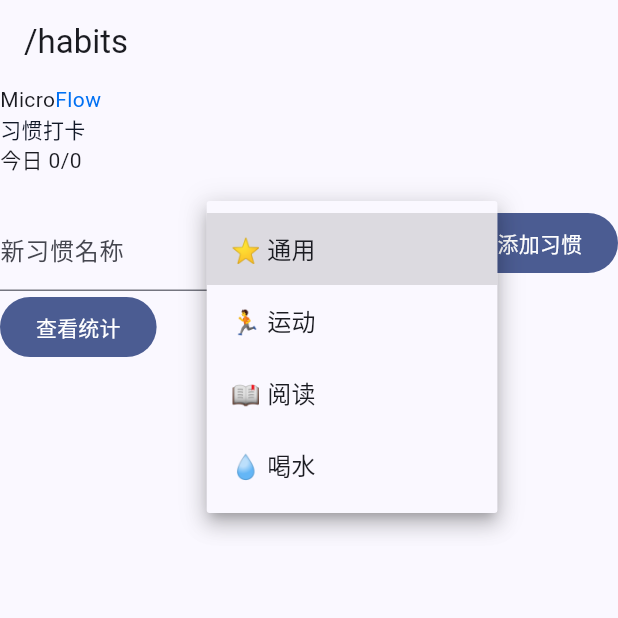
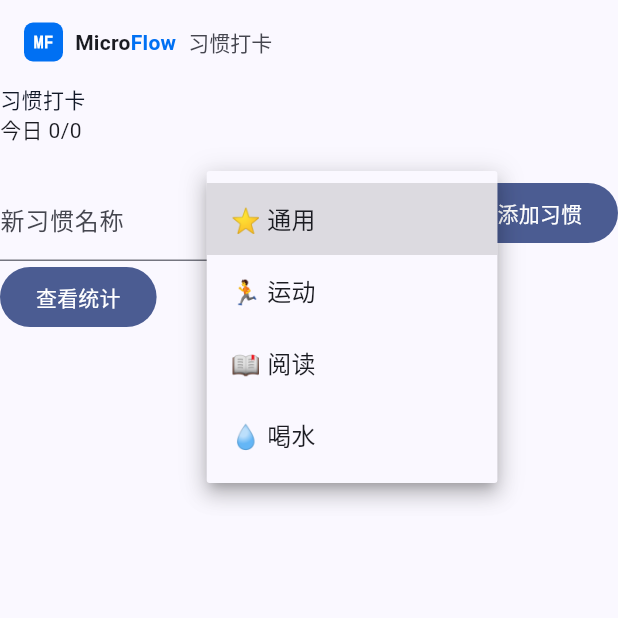
Before and after one commit to zhaoxuan-inside/MicroFlow, a Flutter app: the screen it shows after launch, after a tap on "图标", on a phone screen of 412 x 824 dp, the top half of it. Run offline on Flutter 3.47's test engine with Material 3 defaults, Android fonts, the phone set to English and light mode, and no system bars; our stand-ins replace web.

Commit message:
feat(MicroFlow4Flutter): 框架 AppBar 品牌标题 + 三平台 favicon 补齐——前端品牌面完整覆盖
- renderer 新增 MFBrandMark（MF 徽标 + 双色词标 + 可选应用名，与 Web 侧 Kit Logo
  同一品牌语义）：MicroFlowApp 的 AppBar 不再把裸路由路径当标题（/habits 那行
  是调试语义不是产品面），改为品牌标题；appName 由宿主装配传入（代码平面）
- 承载应用上一轮加在页面体内的品牌行移除——AppBar 是唯一品牌位，避免重复
- 三平台 SPA index.html 补 MF SVG favicon（此前只有 Flutter 应用有，浏览器
  标签页图标空白）
- 验证：renderer analyze 无问题、总包 80 测试全绿、两应用重建成功；
  截图确认 AppBar 品牌标题与标签页图标

```diff
--- a/MicroFlow4Flutter/apps/habit_admin/lib/main.dart
+++ b/MicroFlow4Flutter/apps/habit_admin/lib/main.dart
@@ -35,5 +35,6 @@ void main() {
     telemetrySink: MFStorageSink(storage, key: 'admin.telemetry.log'),
   );
 
-  runApp(MicroFlowApp(project: project, registry: registry, runtime: fw.runtime));
+  runApp(MicroFlowApp(project: project, registry: registry, runtime: fw.runtime,
+      appName: '打卡运营管理'));
 }
--- a/MicroFlow4Flutter/apps/habit_tracker/lib/main.dart
+++ b/MicroFlow4Flutter/apps/habit_tracker/lib/main.dart
@@ -45,7 +45,8 @@ void main() {
   _attachRecovery(fw, project, storage);
   _restoreSession(fw.runtime, storage, project.recoveryContracts['recovery-default']!);
 
-  runApp(MicroFlowApp(project: project, registry: registry, runtime: fw.runtime));
+  runApp(MicroFlowApp(project: project, registry: registry, runtime: fw.runtime,
+      appName: '习惯打卡'));
 }
 
 /// 运行中持久化：恢复快照 + 数据质量口径（丢弃计数供管理平台汇总）。
--- a/MicroFlow4Flutter/apps/habit_tracker/lib/src/tracker_model.dart
+++ b/MicroFlow4Flutter/apps/habit_tracker/lib/src/tracker_model.dart
@@ -162,15 +162,6 @@ MFProject buildTrackerProject() {
           type: 'Stack',
           props: const {'expand': true},
           children: [
-            MFNode(
-              id: 'brand',
-              type: 'Stack',
-              props: const {'direction': 'horizontal'},
-              children: [
-                MFNode(id: 'brand-micro', type: 'Text', props: {'text': 'Micro'}),
-                MFNode(id: 'brand-flow', type: 'Text', props: {'text': 'Flow'}, style: 'style-brand'),
-              ],
-            ),
             MFNode(id: 'title', type: 'Text', t: 'habits.title', style: 'style-title'),
             MFNode(id: 'today', type: 'Text', props: {'text': MFRef('state.todayLabel')}),
             MFNode(
@@ -242,15 +233,6 @@ MFProject buildTrackerProject() {
           type: 'Stack',
           props: const {'expand': true},
           children: [
-            MFNode(
-              id: 'brand',
-              type: 'Stack',
-              props: const {'direction': 'horizontal'},
-              children: [
-                MFNode(id: 'brand-micro', type: 'Text', props: {'text': 'Micro'}),
-                MFNode(id: 'brand-flow', type: 'Text', props: {'text': 'Flow'}, style: 'style-brand'),
-              ],
-            ),
             MFNode(id: 'title', type: 'Text', t: 'stats.title', style: 'style-title'),
             MFNode(
               id: 'stat-list',
--- a/MicroFlow4Flutter/packages/microflow_renderer_flutter/lib/microflow_renderer_flutter.dart
+++ b/MicroFlow4Flutter/packages/microflow_renderer_flutter/lib/microflow_renderer_flutter.dart
@@ -1,5 +1,6 @@
 /// MicroFlow Flutter Renderer 模块（§12、§13.3 解释模式、§38）的公共导出。
 library;
+export 'src/brand.dart';
 export 'src/interpreter.dart';
 export 'src/microflow_app.dart';
 export 'src/primitives.dart';
--- /dev/null
+++ b/MicroFlow4Flutter/packages/microflow_renderer_flutter/lib/src/brand.dart
@@ -0,0 +1,78 @@
+/// 框架名称词标（品牌资产）——MF 徽标方块 + 双色词标 + 可选应用名后缀。
+///
+/// 与 Web 侧 Kit Logo 同一语义：品牌蓝 #0070F3 固定不随主题换色（品牌资产
+/// 不是主题 token），文字对比度走 Theme；camelCase 语义上 "Micro" 前景色、
+/// "Flow" 品牌蓝。AppBar 经 `MicroFlowApp(appName: ...)` 消费——宿主在装配
+/// （代码平面）传入应用名，框架不把它塞进项目模型。
+library;
+
+import 'package:flutter/material.dart';
+
+class MFBrandMark extends StatelessWidget {
+  const MFBrandMark({super.key, this.appName, this.compact = false});
+
+  /// 应用名（如「习惯打卡」），弱化色后缀；空则只显示框架词标。
+  final String? appName;
+
+  /// AppBar 紧凑档（徽标 26px / 词标 14px）；false 为展示档。
+  final bool compact;
+
+  static const Color brandBlue = Color(0xFF0070F3);
+
+  @override
+  Widget build(BuildContext context) {
+    final badge = compact ? 26.0 : 30.0;
+    final onSurface = Theme.of(context).colorScheme.onSurface;
+    final onSurfaceVariant = Theme.of(context).colorScheme.onSurfaceVariant;
+    return Row(
+      mainAxisSize: MainAxisSize.min,
+      children: [
+        Container(
+          width: badge,
+          height: badge,
+          decoration: BoxDecoration(color: brandBlue, borderRadius: BorderRadius.circular(6)),
+          alignment: Alignment.center,
+          child: Text(
+            'MF',
+            style: TextStyle(
+              color: Colors.white,
+              fontWeight: FontWeight.w700,
+              fontFamily: 'monospace',
+              fontSize: badge * 0.42,
+            ),
+          ),
+        ),
+        const SizedBox(width: 8),
+        Text(
+          'Micro',
+          style: TextStyle(
+            color: onSurface,
+            fontWeight: FontWeight.w700,
+            fontSize: compact ? 14 : 17,
+            letterSpacing: 0.2,
+          ),
+        ),
+        Text(
+          'Flow',
+          style: TextStyle(
+            color: brandBlue,
+            fontWeight: FontWeight.w700,
+            fontSize: compact ? 14 : 17,
+            letterSpacing: 0.2,
+          ),
+        ),
+        if (appName != null && appName!.isNotEmpty) ...[
+          const SizedBox(width: 8),
+          Text(
+            appName!,
+            style: TextStyle(
+              color: onSurfaceVariant,
+              fontWeight: FontWeight.w500,
+              fontSize: compact ? 14 : 15,
+            ),
+          ),
+        ],
+      ],
+    );
+  }
+}
--- a/MicroFlow4Flutter/packages/microflow_renderer_flutter/lib/src/microflow_app.dart
+++ b/MicroFlow4Flutter/packages/microflow_renderer_flutter/lib/src/microflow_app.dart
@@ -14,6 +14,7 @@ import 'package:flutter/material.dart';
 import 'package:microflow_model/microflow_model.dart';
 import 'package:microflow_runtime/microflow_runtime.dart';
 
+import 'brand.dart';
 import 'interpreter.dart';
 import 'primitives.dart';
 import 'renderer_contract.dart';
@@ -59,6 +60,7 @@ class MicroFlowApp extends StatefulWidget {
     this.themeSelection,
     this.themeNames = const [],
     this.onThemeSelected,
+    this.appName,
   });
 
   /// 本渲染器的 Renderer Contract（§12.1）：一致性测试与发布清单的引用面
@@ -76,6 +78,10 @@ class MicroFlowApp extends StatefulWidget {
   final ValueListenable<String>? themeSelection;
   final List<String> themeNames;
   final void Function(String themeId)? onThemeSelected;
+
+  /// 应用名（宿主装配传入，代码平面）：AppBar 品牌标题的后缀。空则只显示
+  /// 框架词标——裸路由路径不再是 AppBar 标题（那是调试语义，不是产品面）。
+  final String? appName;
 
   @override
   State<MicroFlowApp> createState() => _MicroFlowAppState();
@@ -184,7 +190,7 @@ class _PageHost extends StatelessWidget {
         : app.themeActions(app.widget.themeSelection?.value ?? page.frozen.theme);
     return Scaffold(
       appBar: AppBar(
-        title: Text(page.definition.route),
+        title: MFBrandMark(appName: app.widget.appName, compact: true),
         actions: themeSwitch,
       ),
       body: interpreter.renderPage(page, conditions: conditions),
```
Also changed, not shown: MicroFlow4Flutter/apps/habit_admin/lib/src/admin_model.dart (+0 -27 lines), 3 other files.
